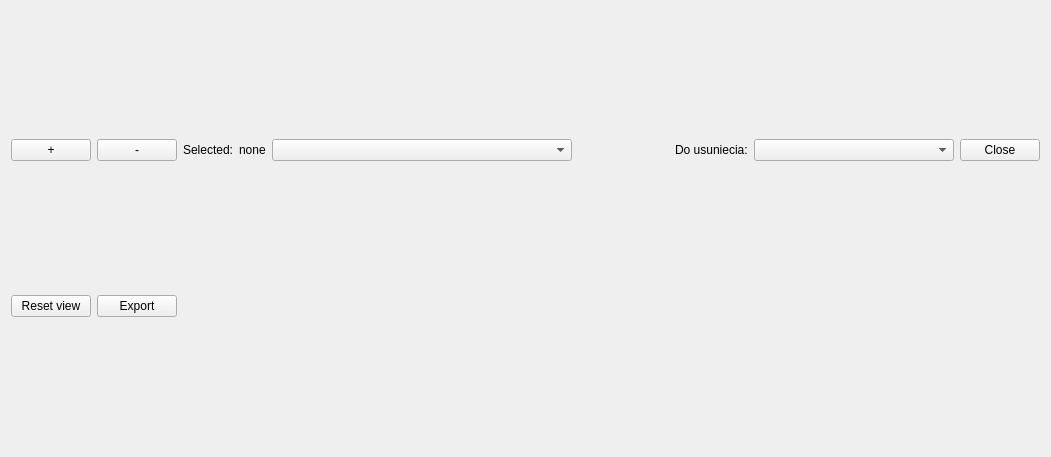
Before: the Qt Designer form rqt_agent/resource/FsmVis.ui in RCPRG-ros-pkg/agent_orocos, drawn with Qt 5.
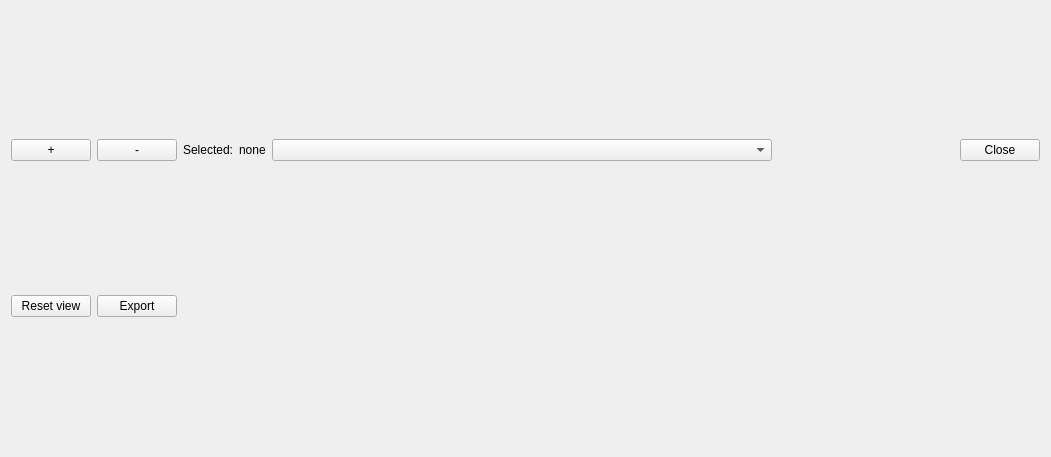
After: the same form once the commit is applied.

Commit message: fsm visualisation multi graph removed

Diff of the .ui file:
```diff
--- a/rqt_agent/resource/FsmVis.ui
+++ b/rqt_agent/resource/FsmVis.ui
@@ -15,7 +15,7 @@
   </property>
   <layout class="QVBoxLayout" name="verticalLayout">
    <item>
-    <layout class="QHBoxLayout" name="horizontalLayout" stretch="0,0,0,0,0,0,0,0,0">
+    <layout class="QHBoxLayout" name="horizontalLayout" stretch="0,0,0,0,0,0,0">
      <property name="bottomMargin">
       <number>0</number>
      </property>
@@ -57,7 +57,7 @@
        </property>
        <property name="minimumSize">
         <size>
-         <width>300</width>
+         <width>500</width>
          <height>0</height>
         </size>
        </property>
@@ -79,23 +79,6 @@
        </property>
       </spacer>
      </item>
-     <item>
-      <widget class="QLabel" name="label_2">
-       <property name="text">
-        <string>Do usuniecia:</string>
-       </property>
-      </widget>
-     </item>
-     <item>
-      <widget class="QComboBox" name="comboBoxGraphs">
-       <property name="minimumSize">
-        <size>
-         <width>200</width>
-         <height>0</height>
-        </size>
-       </property>
-      </widget>
-     </item>
      <item>
       <widget class="QPushButton" name="pushButton_close">
        <property name="text">
```
The commit also changes 1 other file.
